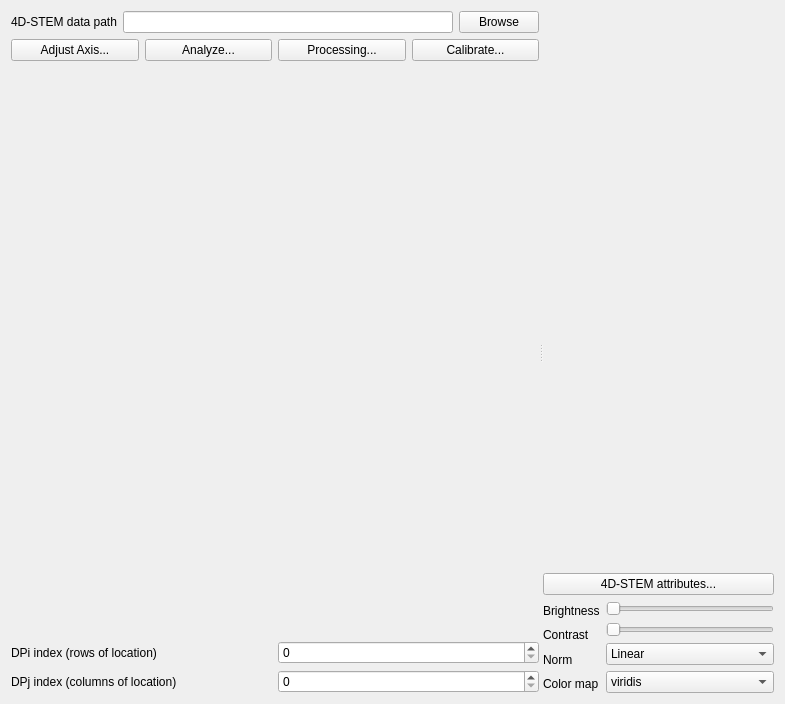
Qt form ui/uiPageBaseFourDSTEM.ui (ManifoldsHu/FourDExplorer) before a commit.
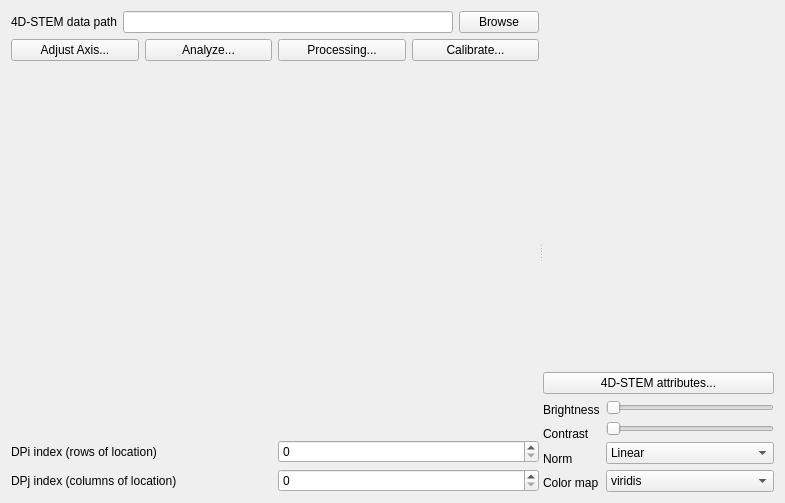
The same form after that commit. Custom widgets are drawn as their Qt base class.

```diff
--- a/ui/uiPageBaseFourDSTEM.ui
+++ b/ui/uiPageBaseFourDSTEM.ui
@@ -7,7 +7,7 @@
     <x>0</x>
     <y>0</y>
     <width>785</width>
-    <height>704</height>
+    <height>503</height>
    </rect>
   </property>
   <property name="windowTitle">
```
